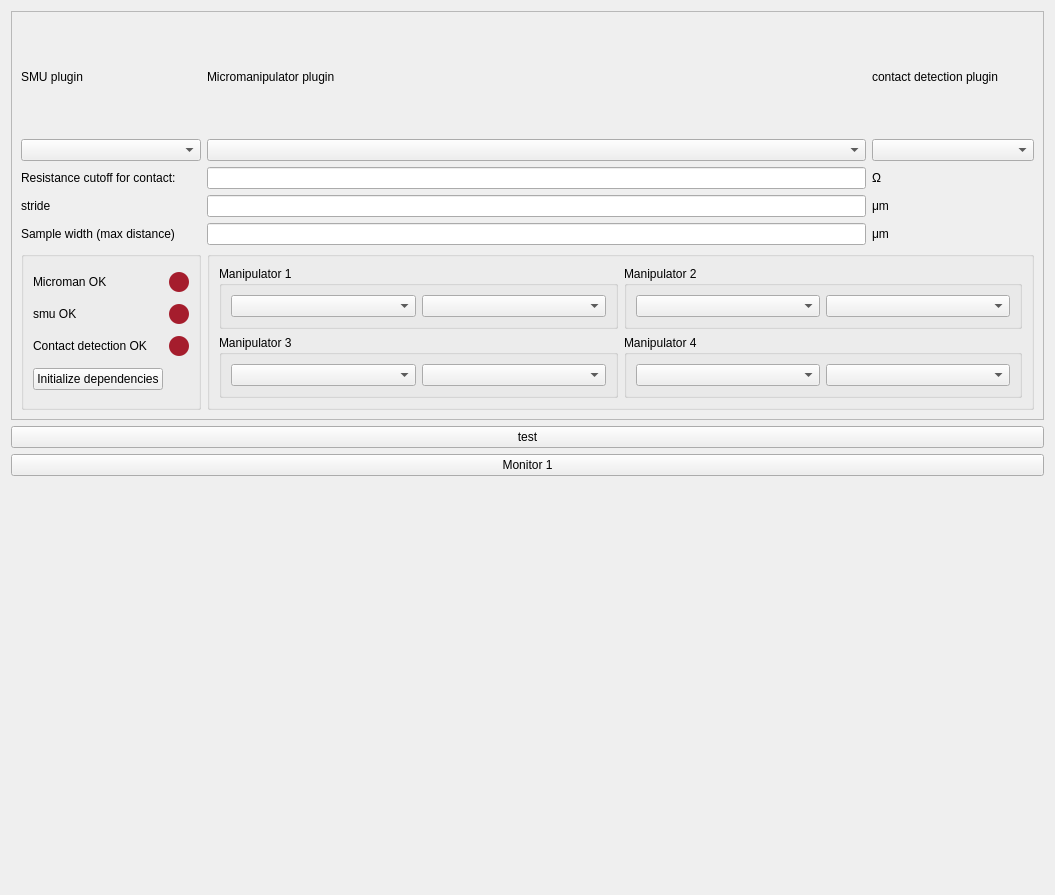
Old version of the form plugins/touchDetect-0.1.0/touchDetect_Settings.ui in the repository pyIVLS/pyIVLS.
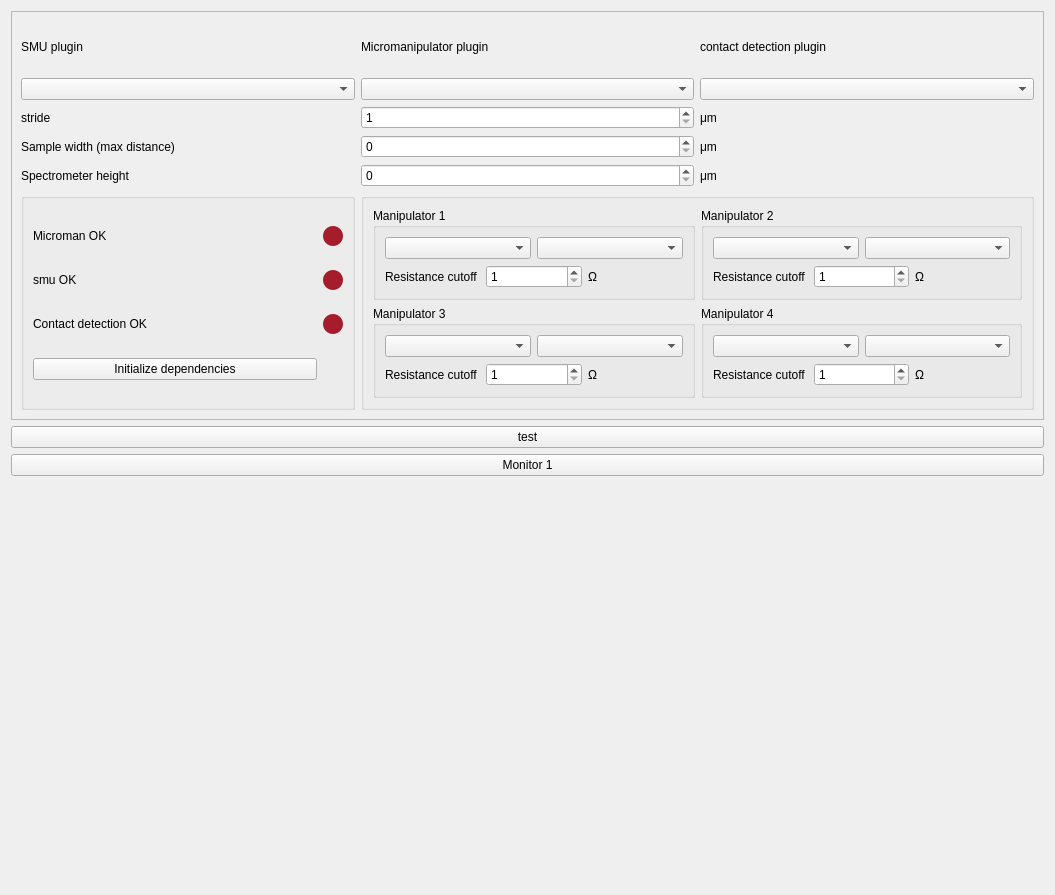
New version of the form.

```diff
--- a/plugins/touchDetect-0.1.0/touchDetect_Settings.ui
+++ b/plugins/touchDetect-0.1.0/touchDetect_Settings.ui
@@ -51,51 +51,158 @@
         <x>0</x>
         <y>0</y>
         <width>1035</width>
-        <height>430</height>
+        <height>404</height>
        </rect>
       </property>
       <layout class="QGridLayout" name="gridLayout_3">
-       <item row="4" column="0">
-        <widget class="QLabel" name="label_6">
+       <item row="2" column="0">
+        <widget class="QComboBox" name="smuBox">
+         <property name="placeholderText">
+          <string>no SMU plugins found</string>
+         </property>
+        </widget>
+       </item>
+       <item row="4" column="2">
+        <widget class="QLabel" name="label_9">
          <property name="text">
-          <string>stride</string>
+          <string>μm</string>
          </property>
         </widget>
        </item>
-       <item row="4" column="1">
-        <widget class="QLineEdit" name="stride"/>
+       <item row="7" column="0">
+        <widget class="QGroupBox" name="groupBox">
+         <property name="title">
+          <string/>
+         </property>
+         <layout class="QGridLayout" name="gridLayout_2">
+          <item row="3" column="1">
+           <widget class="QLabel" name="conIndicator">
+            <property name="maximumSize">
+             <size>
+              <width>20</width>
+              <height>20</height>
+             </size>
+            </property>
+            <property name="styleSheet">
+             <string notr="true">border-radius: 10px;
+background-color:rgb(165, 29, 45);
+min-height: 20px;
+min-width: 20px;</string>
+            </property>
+            <property name="text">
+             <string/>
+            </property>
+           </widget>
+          </item>
+          <item row="1" column="0">
+           <widget class="QLabel" name="mmStatus">
+            <property name="text">
+             <string>smu OK</string>
+            </property>
+           </widget>
+          </item>
+          <item row="0" column="1">
+           <widget class="QLabel" name="mmIndicator">
+            <property name="maximumSize">
+             <size>
+              <width>20</width>
+              <height>20</height>
+             </size>
+            </property>
+            <property name="styleSheet">
+             <string notr="true">border-radius: 10px;
+background-color:rgb(165, 29, 45);
+min-height: 20px;
+min-width: 20px;</string>
+            </property>
+            <property name="text">
+             <string/>
+            </property>
+           </widget>
+          </item>
+          <item row="0" column="0">
+           <widget class="QLabel" name="sampleStatus">
+            <property name="text">
+             <string>Microman OK</string>
+            </property>
+           </widget>
+          </item>
+          <item row="1" column="1">
+           <widget class="QLabel" name="smuIndicator">
+            <property name="maximumSize">
+             <size>
+              <width>20</width>
+              <height>20</height>
+             </size>
+            </property>
+            <property name="styleSheet">
+             <string notr="true">border-radius: 10px;
+background-color:rgb(165, 29, 45);
+min-height: 20px;
+min-width: 20px;</string>
+            </property>
+            <property name="text">
+             <string/>
+            </property>
+           </widget>
+          </item>
+          <item row="3" column="0">
+           <widget class="QLabel" name="pointsStatus">
+            <property name="text">
+             <string>Contact detection OK</string>
+            </property>
+           </widget>
+          </item>
+          <item row="4" column="0">
+           <widget class="QPushButton" name="initButton">
+            <property name="text">
+             <string>Initialize dependencies</string>
+            </property>
+           </widget>
+          </item>
+         </layout>
+        </widget>
        </item>
-       <item row="8" column="1" colspan="2">
+       <item row="0" column="0">
+        <widget class="QLabel" name="label">
+         <property name="text">
+          <string>SMU plugin</string>
+         </property>
+        </widget>
+       </item>
+       <item row="0" column="2">
+        <widget class="QLabel" name="label_3">
+         <property name="text">
+          <string>contact detection plugin</string>
+         </property>
+        </widget>
+       </item>
+       <item row="3" column="2">
+        <widget class="QLabel" name="label_7">
+         <property name="text">
+          <string>μm</string>
+         </property>
+        </widget>
+       </item>
+       <item row="2" column="2">
+        <widget class="QComboBox" name="condetBox">
+         <property name="placeholderText">
+          <string>No condet plugins found</string>
+         </property>
+        </widget>
+       </item>
+       <item row="7" column="1" colspan="2">
         <widget class="QGroupBox" name="groupBox_2">
          <property name="title">
           <string/>
          </property>
          <layout class="QGridLayout" name="gridLayout_4">
           <item row="0" column="1">
-           <widget class="QGroupBox" name="manipulator2">
-            <property name="title">
-             <string>Manipulator 2</string>
-            </property>
-            <layout class="QHBoxLayout" name="horizontalLayout_8">
-             <item>
-              <layout class="QHBoxLayout" name="horizontalLayout_3">
-               <item>
-                <widget class="QComboBox" name="mansmu_2"/>
-               </item>
-               <item>
-                <widget class="QComboBox" name="mancon_2"/>
-               </item>
-              </layout>
-             </item>
-            </layout>
-           </widget>
-          </item>
-          <item row="0" column="0">
            <widget class="QGroupBox" name="manipulator1">
             <property name="title">
              <string>Manipulator 1</string>
             </property>
-            <layout class="QHBoxLayout" name="horizontalLayout_7">
+            <layout class="QVBoxLayout" name="verticalLayout">
              <item>
               <layout class="QHBoxLayout" name="horizontalLayout_2">
                <item>
@@ -106,17 +213,92 @@
                </item>
               </layout>
              </item>
+             <item>
+              <layout class="QHBoxLayout" name="horizontalLayout_7">
+               <item>
+                <widget class="QLabel" name="label_10">
+                 <property name="text">
+                  <string>Resistance cutoff</string>
+                 </property>
+                </widget>
+               </item>
+               <item>
+                <widget class="QSpinBox" name="manres_1">
+                 <property name="minimum">
+                  <number>1</number>
+                 </property>
+                 <property name="maximum">
+                  <number>20</number>
+                 </property>
+                </widget>
+               </item>
+               <item>
+                <widget class="QLabel" name="label_11">
+                 <property name="text">
+                  <string>Ω</string>
+                 </property>
+                </widget>
+               </item>
+              </layout>
+             </item>
             </layout>
            </widget>
           </item>
-          <item row="1" column="1">
+          <item row="0" column="2">
+           <widget class="QGroupBox" name="manipulator2">
+            <property name="title">
+             <string>Manipulator 2</string>
+            </property>
+            <layout class="QVBoxLayout" name="verticalLayout_2">
+             <item>
+              <layout class="QHBoxLayout" name="horizontalLayout_3">
+               <item>
+                <widget class="QComboBox" name="mansmu_2"/>
+               </item>
+               <item>
+                <widget class="QComboBox" name="mancon_2"/>
+               </item>
+              </layout>
+             </item>
+             <item>
+              <layout class="QHBoxLayout" name="horizontalLayout_8">
+               <item>
+                <widget class="QLabel" name="label_12">
+                 <property name="text">
+                  <string>Resistance cutoff</string>
+                 </property>
+                </widget>
+               </item>
+               <item>
+                <widget class="QSpinBox" name="manres_2">
+                 <property name="minimum">
+                  <number>1</number>
+                 </property>
+                 <property name="maximum">
+                  <number>20</number>
+                 </property>
+                </widget>
+               </item>
+               <item>
+                <widget class="QLabel" name="label_13">
+                 <property name="text">
+                  <string>Ω</string>
+                 </property>
+                </widget>
+               </item>
+              </layout>
+             </item>
+            </layout>
+           </widget>
+          </item>
+          <item row="1" column="2">
            <widget class="QGroupBox" name="manipulator4">
             <property name="title">
              <string>Manipulator 4</string>
             </property>
-            <layout class="QHBoxLayout" name="horizontalLayout_5">
+            <layout class="QVBoxLayout" name="verticalLayout_4">
              <item>
-              <layout class="QHBoxLayout" name="horizontalLayout_4">
+              <layout class="QHBoxLayout" name="horizontalLayout_5">
                <item>
                 <widget class="QComboBox" name="mansmu_4"/>
                </item>
@@ -125,17 +307,45 @@
                </item>
               </layout>
              </item>
+             <item>
+              <layout class="QHBoxLayout" name="horizontalLayout_10">
+               <item>
+                <widget class="QLabel" name="label_16">
+                 <property name="text">
+                  <string>Resistance cutoff</string>
+                 </property>
+                </widget>
+               </item>
+               <item>
+                <widget class="QSpinBox" name="manres_4">
+                 <property name="minimum">
+                  <number>1</number>
+                 </property>
+                 <property name="maximum">
+                  <number>20</number>
+                 </property>
+                </widget>
+               </item>
+               <item>
+                <widget class="QLabel" name="label_17">
+                 <property name="text">
+                  <string>Ω</string>
+                 </property>
+                </widget>
+               </item>
+              </layout>
+             </item>
             </layout>
            </widget>
           </item>
-          <item row="1" column="0">
+          <item row="1" column="1">
            <widget class="QGroupBox" name="manipulator3">
             <property name="title">
              <string>Manipulator 3</string>
             </property>
-            <layout class="QHBoxLayout" name="horizontalLayout_6">
+            <layout class="QVBoxLayout" name="verticalLayout_3">
              <item>
-              <layout class="QHBoxLayout" name="horizontalLayout">
+              <layout class="QHBoxLayout" name="horizontalLayout_4">
                <item>
                 <widget class="QComboBox" name="mansmu_3"/>
                </item>
@@ -144,54 +354,40 @@
                </item>
               </layout>
              </item>
+             <item>
+              <layout class="QHBoxLayout" name="horizontalLayout_9">
+               <item>
+                <widget class="QLabel" name="label_14">
+                 <property name="text">
+                  <string>Resistance cutoff</string>
+                 </property>
+                </widget>
+               </item>
+               <item>
+                <widget class="QSpinBox" name="manres_3">
+                 <property name="minimum">
+                  <number>1</number>
+                 </property>
+                 <property name="maximum">
+                  <number>20</number>
+                 </property>
+                </widget>
+               </item>
+               <item>
+                <widget class="QLabel" name="label_15">
+                 <property name="text">
+                  <string>Ω</string>
+                 </property>
+                </widget>
+               </item>
+              </layout>
+             </item>
             </layout>
            </widget>
           </item>
          </layout>
         </widget>
        </item>
-       <item row="3" column="2">
-        <widget class="QLabel" name="label_5">
-         <property name="text">
-          <string>Ω</string>
-         </property>
-        </widget>
-       </item>
-       <item row="3" column="1">
-        <widget class="QLineEdit" name="reshold">
-         <property name="text">
-          <string/>
-         </property>
-        </widget>
-       </item>
-       <item row="2" column="2">
-        <widget class="QComboBox" name="condetBox">
-         <property name="placeholderText">
-          <string>No condet plugins found</string>
-         </property>
-        </widget>
-       </item>
-       <item row="4" column="2">
-        <widget class="QLabel" name="label_7">
-         <property name="text">
-          <string>μm</string>
-         </property>
-        </widget>
-       </item>
-       <item row="2" column="0">
-        <widget class="QComboBox" name="smuBox">
-         <property name="placeholderText">
-          <string>no SMU plugins found</string>
-         </property>
-        </widget>
-       </item>
-       <item row="3" column="0">
-        <widget class="QLabel" name="label_4">
-         <property name="text">
-          <string>Resistance cutoff for contact:</string>
-         </property>
-        </widget>
-       </item>
        <item row="0" column="1">
         <widget class="QLabel" name="label_2">
          <property name="text">
@@ -199,17 +395,17 @@
          </property>
         </widget>
        </item>
-       <item row="0" column="2">
-        <widget class="QLabel" name="label_3">
+       <item row="3" column="0">
+        <widget class="QLabel" name="label_6">
          <property name="text">
-          <string>contact detection plugin</string>
+          <string>stride</string>
          </property>
         </widget>
        </item>
-       <item row="0" column="0">
-        <widget class="QLabel" name="label">
+       <item row="4" column="0">
+        <widget class="QLabel" name="label_8">
          <property name="text">
-          <string>SMU plugin</string>
+          <string>Sample width (max distance)</string>
          </property>
         </widget>
        </item>
@@ -221,116 +417,46 @@
         </widget>
        </item>
        <item row="5" column="0">
-        <widget class="QLabel" name="label_8">
+        <widget class="QLabel" name="label_4">
          <property name="text">
-          <string>Sample width (max distance)</string>
+          <string>Spectrometer height</string>
+         </property>
+        </widget>
+       </item>
+       <item row="3" column="1">
+        <widget class="QSpinBox" name="stride">
+         <property name="minimum">
+          <number>1</number>
+         </property>
+         <property name="maximum">
+          <number>50</number>
+         </property>
+        </widget>
+       </item>
+       <item row="4" column="1">
+        <widget class="QSpinBox" name="sample_width">
+         <property name="maximum">
+          <number>400</number>
          </property>
         </widget>
        </item>
        <item row="5" column="1">
-        <widget class="QLineEdit" name="sampleWidth"/>
+        <widget class="QSpinBox" name="spectro_height">
+         <property name="maximum">
+          <number>1000</number>
+         </property>
+         <property name="singleStep">
+          <number>100</number>
+         </property>
+        </widget>
        </item>
        <item row="5" column="2">
-        <widget class="QLabel" name="label_9">
+        <widget class="QLabel" name="label_5">
          <property name="text">
           <string>μm</string>
          </property>
         </widget>
        </item>
-       <item row="8" column="0">
-        <widget class="QGroupBox" name="groupBox">
-         <property name="title">
-          <string/>
-         </property>
-         <layout class="QGridLayout" name="gridLayout_2">
-          <item row="3" column="1">
-           <widget class="QLabel" name="conIndicator">
-            <property name="maximumSize">
-             <size>
-              <width>20</width>
-              <height>20</height>
-             </size>
-            </property>
-            <property name="styleSheet">
-             <string notr="true">border-radius: 10px;
-background-color:rgb(165, 29, 45);
-min-height: 20px;
-min-width: 20px;</string>
-            </property>
-            <property name="text">
-             <string/>
-            </property>
-           </widget>
-          </item>
-          <item row="1" column="0">
-           <widget class="QLabel" name="mmStatus">
-            <property name="text">
-             <string>smu OK</string>
-            </property>
-           </widget>
-          </item>
-          <item row="0" column="1">
-           <widget class="QLabel" name="mmIndicator">
-            <property name="maximumSize">
-             <size>
-              <width>20</width>
-              <height>20</height>
-             </size>
-            </property>
-            <property name="styleSheet">
-             <string notr="true">border-radius: 10px;
-background-color:rgb(165, 29, 45);
-min-height: 20px;
-min-width: 20px;</string>
-            </property>
-            <property name="text">
-             <string/>
-            </property>
-           </widget>
-          </item>
-          <item row="0" column="0">
-           <widget class="QLabel" name="sampleStatus">
-            <property name="text">
-             <string>Microman OK</string>
-            </property>
-           </widget>
-          </item>
-          <item row="1" column="1">
-           <widget class="QLabel" name="smuIndicator">
-            <property name="maximumSize">
-             <size>
-              <width>20</width>
-              <height>20</height>
-             </size>
-            </property>
-            <property name="styleSheet">
-             <string notr="true">border-radius: 10px;
-background-color:rgb(165, 29, 45);
-min-height: 20px;
-min-width: 20px;</string>
-            </property>
-            <property name="text">
-             <string/>
-            </property>
-           </widget>
-          </item>
-          <item row="3" column="0">
-           <widget class="QLabel" name="pointsStatus">
-            <property name="text">
-             <string>Contact detection OK</string>
-            </property>
-           </widget>
-          </item>
-          <item row="4" column="0">
-           <widget class="QPushButton" name="initButton">
-            <property name="text">
-             <string>Initialize dependencies</string>
-            </property>
-           </widget>
-          </item>
-         </layout>
-        </widget>
-       </item>
       </layout>
      </widget>
     </widget>
```
Left out of the diff: 2 changed lines with no effect on the pictures.
